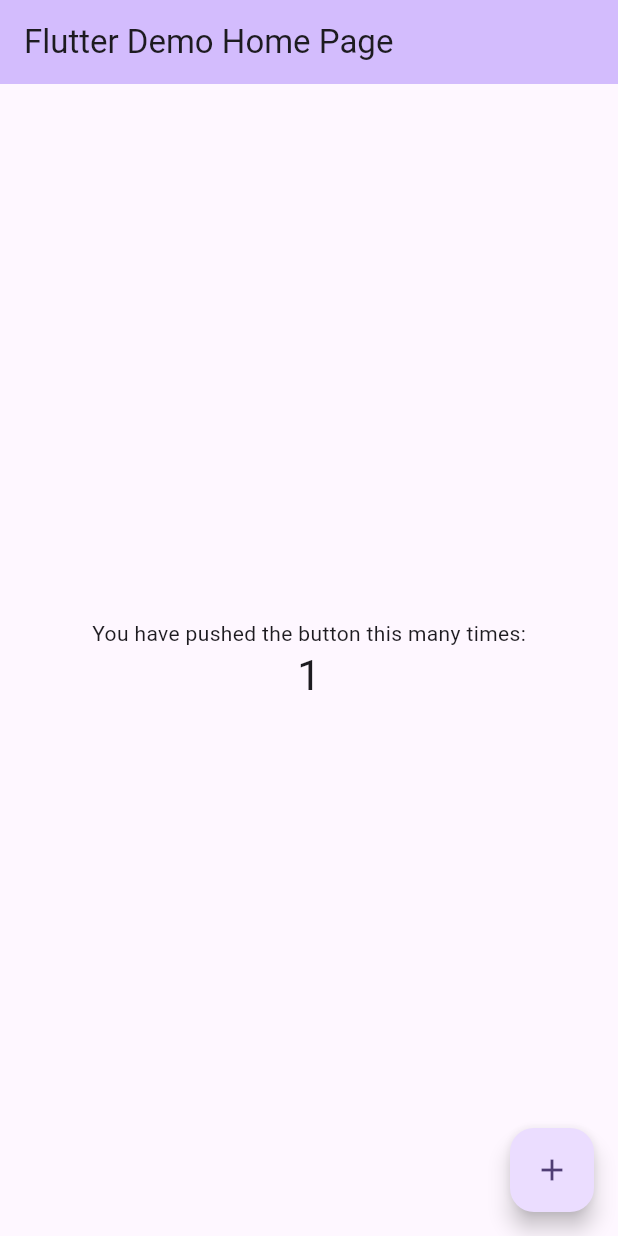
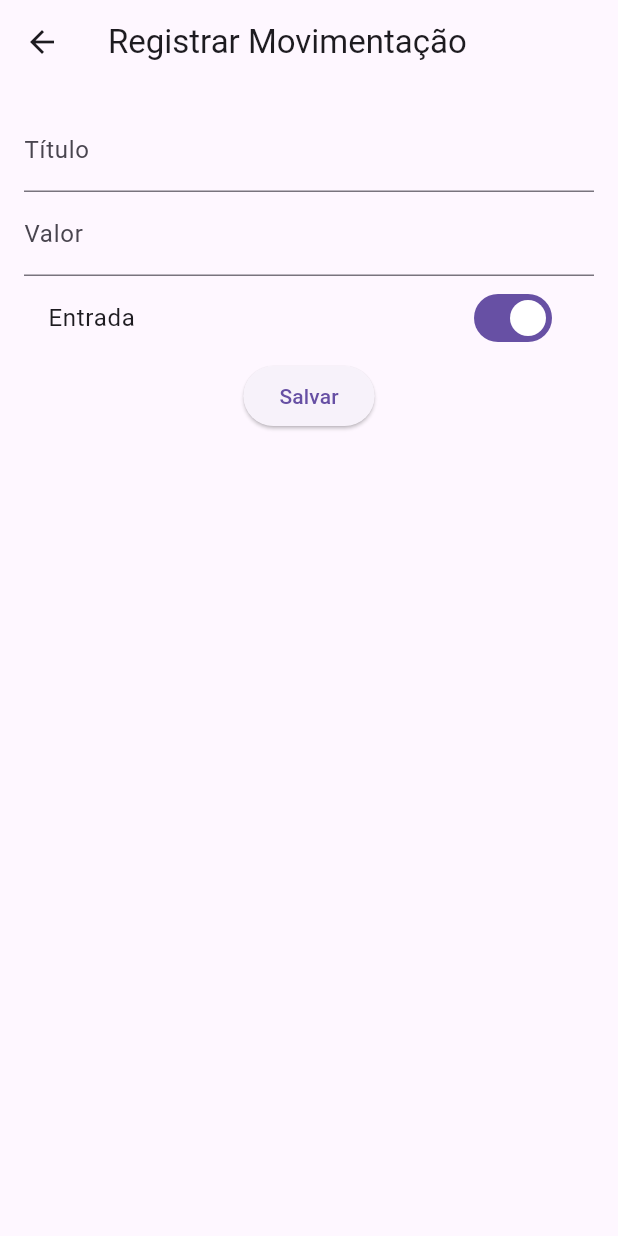
Before and after one commit to MateusScandolera21/ZenGrana, a Flutter app: the screen it shows after launch, after a tap on the "add" icon, on a phone screen of 412 x 824 dp. Run offline on Flutter 3.47's test engine with Material 3 defaults, Android fonts, the phone set to English and light mode, and no system bars; our stand-ins replace hive, hive_flutter; accounts and stored records are empty.

Commit message:
Subindo várias mudanças visuais / adicionado tela de cadastro de movimentação / criado cards para melhoria visual

```diff
--- a/lib/data/models/transaction_model.dart
+++ b/lib/data/models/transaction_model.dart
@@ -16,10 +16,14 @@ class TransactionModel {
   @HiveField(3)
   final DateTime date;
 
+  @HiveField(4) // Novo campo
+  final bool isIncome;
+
   TransactionModel({
     required this.id,
     required this.description,
     required this.amount,
     required this.date,
+    required this.isIncome,
   });
 }
--- a/lib/main.dart
+++ b/lib/main.dart
@@ -1,7 +1,7 @@
 import 'package:flutter/material.dart';
 import 'package:hive_flutter/hive_flutter.dart';
 import 'data/models/transaction_model.dart';
-import 'app.dart';
+import 'app.dart'; // <- Seu MyApp real está aqui
 
 void main() async {
   WidgetsFlutterBinding.ensureInitialized();
@@ -9,66 +9,5 @@ void main() async {
   Hive.registerAdapter(TransactionModelAdapter());
   await Hive.openBox<TransactionModel>('transactions');
 
-
-  runApp(const MyApp());
+  runApp(MyApp()); // <- Esse agora é o MyApp com seu HomePage real
 }
-
-class MyApp extends StatelessWidget {
-  const MyApp({super.key});
-  @override
-  Widget build(BuildContext context) {
-    return MaterialApp(
-      title: 'Flutter Demo',
-      theme: ThemeData(
-        colorScheme: ColorScheme.fromSeed(seedColor: Colors.deepPurple),
-      ),
-      home: const MyHomePage(title: 'Flutter Demo Home Page'),
-    );
-  }
-}
-
-class MyHomePage extends StatefulWidget {
-  const MyHomePage({super.key, required this.title});
-
-  final String title;
-
-  @override
-  State<MyHomePage> createState() => _MyHomePageState();
-}
-
-class _MyHomePageState extends State<MyHomePage> {
-  int _counter = 0;
-
-  void _incrementCounter() {
-    setState(() {
-      _counter++;
-    });
-  }
-
-  @override
-  Widget build(BuildContext context) {
-    return Scaffold(
-      appBar: AppBar(
-        backgroundColor: Theme.of(context).colorScheme.inversePrimary,
-        title: Text(widget.title),
-      ),
-      body: Center(
-        child: Column(
-          mainAxisAlignment: MainAxisAlignment.center,
-          children: <Widget>[
-            const Text('You have pushed the button this many times:'),
-            Text(
-              '$_counter',
-              style: Theme.of(context).textTheme.headlineMedium,
-            ),
-          ],
-        ),
-      ),
-      floatingActionButton: FloatingActionButton(
-        onPressed: _incrementCounter,
-        tooltip: 'Increment',
-        child: const Icon(Icons.add),
-      ),
-    );
-  }
-}
--- /dev/null
+++ b/lib/presentation/pages/register_page.dart
@@ -0,0 +1,80 @@
+import 'package:flutter/material.dart';
+import 'package:provider/provider.dart';
+import '../../data/models/transaction_model.dart';
+import '../viewmodels/transaction_viewmodel.dart';
+
+class RegisterPage extends StatefulWidget {
+  const RegisterPage({Key? key}) : super(key: key);
+
+  @override
+  State<RegisterPage> createState() => _RegisterPageState();
+}
+
+class _RegisterPageState extends State<RegisterPage> {
+  final _formKey = GlobalKey<FormState>();
+
+  String? _title;
+  double? _amount;
+  bool _isIncome = true; // true = entrada, false = saída
+
+  @override
+  Widget build(BuildContext context) {
+    return Scaffold(
+      appBar: AppBar(title: const Text('Registrar Movimentação')),
+      body: Padding(
+        padding: const EdgeInsets.all(16),
+        child: Form(
+          key: _formKey,
+          child: Column(
+            children: [
+              TextFormField(
+                decoration: const InputDecoration(labelText: 'Título'),
+                validator:
+                    (value) =>
+                        value == null || value.isEmpty
+                            ? 'Informe o título'
+                            : null,
+                onSaved: (value) => _title = value,
+              ),
+              TextFormField(
+                decoration: const InputDecoration(labelText: 'Valor'),
+                keyboardType: TextInputType.numberWithOptions(decimal: true),
+                validator: (value) {
+                  if (value == null || value.isEmpty) return 'Informe o valor';
+                  if (double.tryParse(value) == null) return 'Valor inválido';
+                  return null;
+                },
+                onSaved: (value) => _amount = double.tryParse(value!),
+              ),
+              SwitchListTile(
+                title: const Text('Entrada'),
+                value: _isIncome,
+                onChanged: (val) => setState(() => _isIncome = val),
+              ),
+              ElevatedButton(
+                onPressed: () {
+                  if (_formKey.currentState!.validate()) {
+                    _formKey.currentState!.save();
+                    final newTransaction = TransactionModel(
+                      id: DateTime.now().millisecondsSinceEpoch,
+                      description: _title!,
+                      amount: _amount!,
+                      isIncome: _isIncome,
+                      date: DateTime.now(),
+                    );
+                    Provider.of<TransactionViewModel>(
+                      context,
+                      listen: false,
+                    ).addTransaction(newTransaction);
+                    Navigator.pop(context);
+                  }
+                },
+                child: const Text('Salvar'),
+              ),
+            ],
+          ),
+        ),
+      ),
+    );
+  }
+}
--- a/lib/presentation/viewmodels/transaction_viewmodel.dart
+++ b/lib/presentation/viewmodels/transaction_viewmodel.dart
@@ -3,18 +3,21 @@ import 'package:hive/hive.dart';
 import '../../data/models/transaction_model.dart';
 
 class TransactionViewModel extends ChangeNotifier {
-  final Box<TransactionModel> box = Hive.box<TransactionModel>('transactions');
+  late Box<TransactionModel> _box;
 
-  List<TransactionModel> get transactions => box.values.toList();
+  TransactionViewModel() {
+    _box = Hive.box<TransactionModel>('transactions');
+  }
 
-  void addTransaction(TransactionModel transaction) {
-    box.add(transaction);
+  List<TransactionModel> get transactions => _box.values.toList();
+
+  void addTransaction(TransactionModel transaction) async {
+    await _box.add(transaction);
     notifyListeners();
   }
 
-  void deleteTransaction(int index) {
-    box.deleteAt(index);
+  void deleteTransaction(int index) async {
+    await _box.deleteAt(index);
     notifyListeners();
   }
-
 }
```
Also changed, not shown: lib/presentation/pages/home_page.dart (+39 -12 lines), lib/data/models/transaction_model.g.dart, 1 other file.
